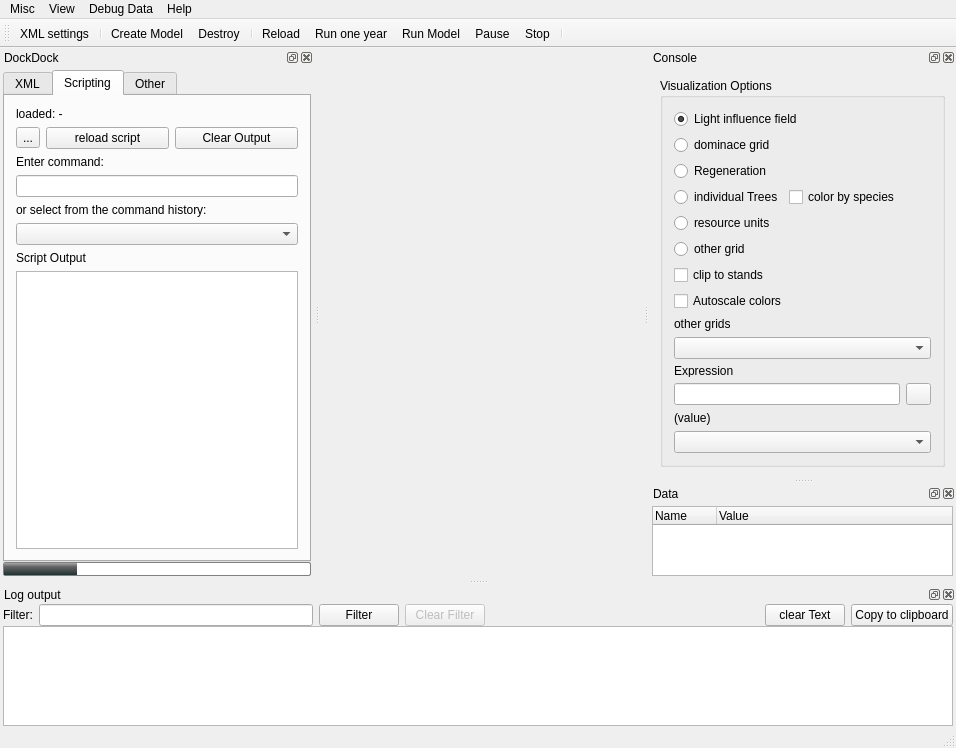
Qt form src/iland/mainwindow.ui (edfm-tum/iland-model) before a commit.
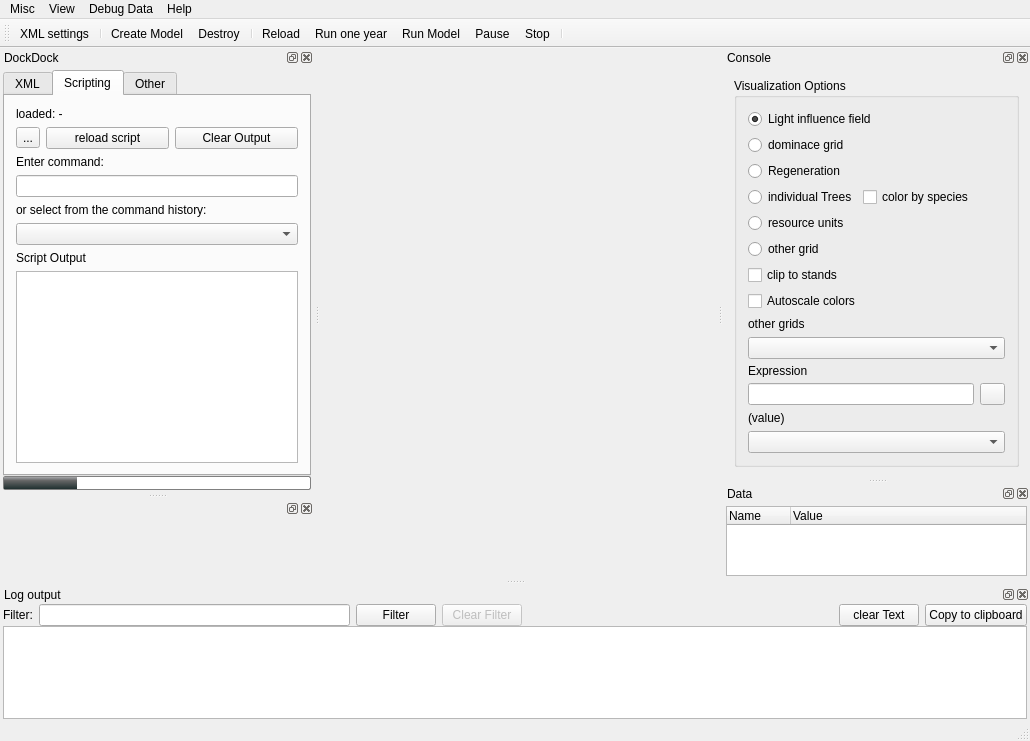
The same form after that commit. Icons and pictures are not drawn. Custom widgets are drawn as their Qt base class.

Diff of the .ui file:
```diff
--- a/src/iland/mainwindow.ui
+++ b/src/iland/mainwindow.ui
@@ -6,8 +6,8 @@
    <rect>
     <x>0</x>
     <y>0</y>
-    <width>956</width>
-    <height>748</height>
+    <width>1030</width>
+    <height>741</height>
    </rect>
   </property>
   <property name="windowTitle">
@@ -48,8 +48,8 @@
     <rect>
      <x>0</x>
      <y>0</y>
-     <width>956</width>
-     <height>21</height>
+     <width>1030</width>
+     <height>20</height>
     </rect>
    </property>
    <widget class="QMenu" name="menuOutput_menu">
@@ -814,6 +814,27 @@
     </layout>
    </widget>
   </widget>
+  <widget class="QDockWidget" name="dockAuxView">
+   <property name="minimumSize">
+    <size>
+     <width>79</width>
+     <height>80</height>
+    </size>
+   </property>
+   <attribute name="dockWidgetArea">
+    <number>1</number>
+   </attribute>
+   <widget class="QWidget" name="dockWidgetContents_5">
+    <layout class="QHBoxLayout" name="horizontalLayout_5">
+     <property name="margin">
+      <number>3</number>
+     </property>
+     <item>
+      <widget class="PaintArea" name="auxPaint" native="true"/>
+     </item>
+    </layout>
+   </widget>
+  </widget>
   <action name="actionEdit_XML_settings">
    <property name="icon">
     <iconset resource="res/iland.qrc">
```
Left out of the diff: 2 changed lines with no effect on the pictures.
